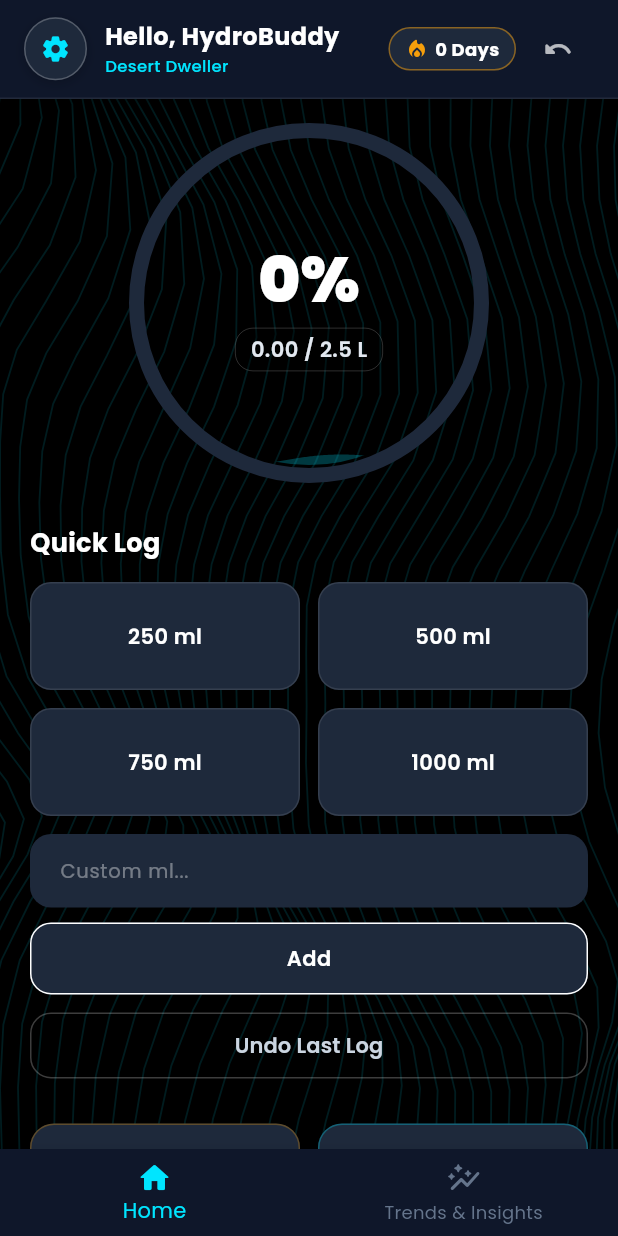
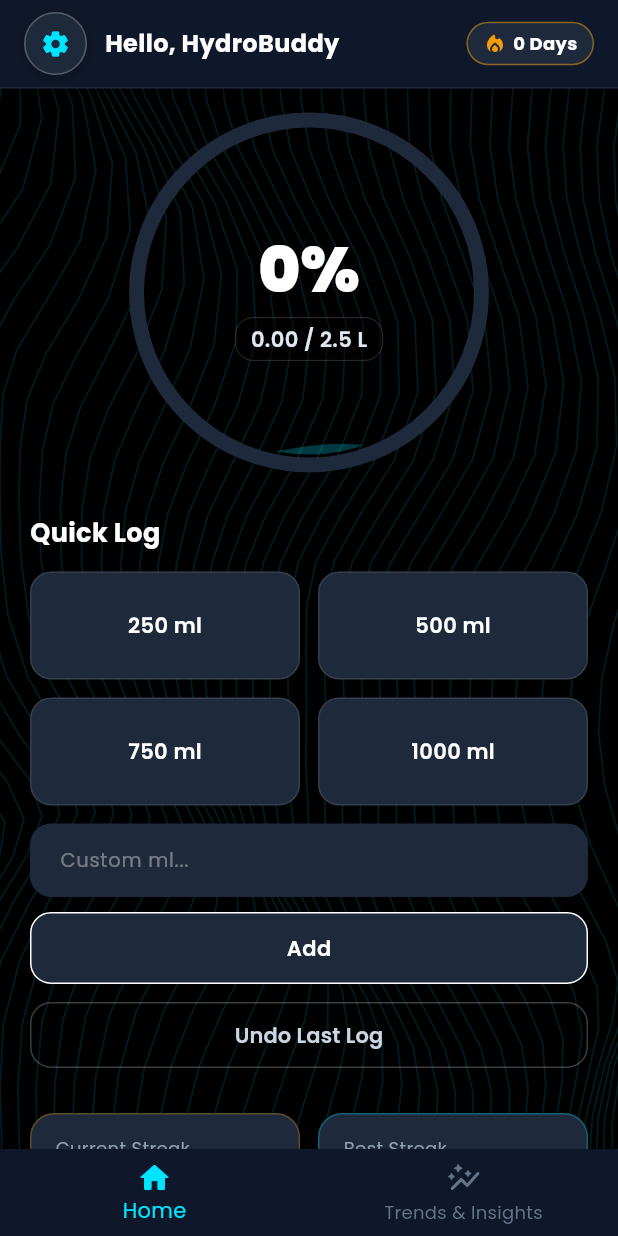
Before and after one commit to Ishaan2105/HydroTracker-flutter, a Flutter app: the screen it shows after launch, on a phone screen of 412 x 824 dp. Run offline on Flutter 3.47's test engine with Material 3 defaults, Android fonts, the phone set to English and light mode, and no system bars; our stand-ins replace flutter_local_notifications, flutter_timezone, google_fonts, shared_preferences, sqflite, timezone; accounts and stored records are empty.

Commit message:
style(top-bar): remove undo button and hydration rank subtitle from HydroTopBar

```diff
--- a/lib/screens/home_screen.dart
+++ b/lib/screens/home_screen.dart
@@ -93,9 +93,7 @@ class _HomeScreenState extends State<HomeScreen> {
       builder: (context, provider, child) {
         return Scaffold(
           backgroundColor: Colors.transparent,
-          appBar: HydroTopBar(
-            onUndo: () => _undoLastLog(context),
-          ),
+          appBar: const HydroTopBar(),
           body: SafeArea(
             top: false,
             child: SingleChildScrollView(
--- a/lib/widgets/hydro_top_bar.dart
+++ b/lib/widgets/hydro_top_bar.dart
@@ -7,12 +7,10 @@ import '../screens/about_screen.dart';
 
 class HydroTopBar extends StatelessWidget implements PreferredSizeWidget {
   final bool showBackButton;
-  final VoidCallback? onUndo;
 
   const HydroTopBar({
     super.key,
     this.showBackButton = false,
-    this.onUndo,
   });
 
   @override
@@ -202,11 +200,7 @@ class HydroTopBar extends StatelessWidget implements PreferredSizeWidget {
 
                   // Greeting & User Name
                   Expanded(
-                    child: Column(
-                      crossAxisAlignment: CrossAxisAlignment.start,
-                      mainAxisAlignment: MainAxisAlignment.center,
-                      children: [
-                        Text(
+                    child: Text(
                       'Hello, ${provider.userName}',
                       style: GoogleFonts.poppins(
                         fontSize: 16,
@@ -215,18 +209,6 @@ class HydroTopBar extends StatelessWidget implements PreferredSizeWidget {
                       ),
                       maxLines: 1,
                       overflow: TextOverflow.ellipsis,
-                        ),
-                        Text(
-                          provider.currentRankName,
-                          style: GoogleFonts.poppins(
-                            fontSize: 11,
-                            fontWeight: FontWeight.w500,
-                            color: const Color(0xFF00E5FF),
-                          ),
-                          maxLines: 1,
-                          overflow: TextOverflow.ellipsis,
-                        ),
-                      ],
                     ),
                   ),
 
@@ -260,16 +242,6 @@ class HydroTopBar extends StatelessWidget implements PreferredSizeWidget {
                       ],
                     ),
                   ),
-
-                  // Optional Undo Button
-                  if (onUndo != null) ...[
-                    const SizedBox(width: 4),
-                    IconButton(
-                      icon: const Icon(Icons.undo_rounded, color: Colors.white70, size: 20),
-                      tooltip: 'Undo last sip',
-                      onPressed: onUndo,
-                    ),
-                  ],
                 ],
               ),
             ),
```
Lines whose indentation alone changed are shown as unchanged.
